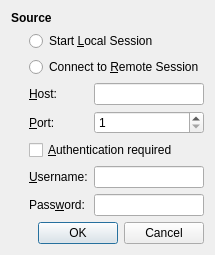
First picture: the form in qt/SessionDialog.ui, repository zyjking/Transmission-modified, before the edit.
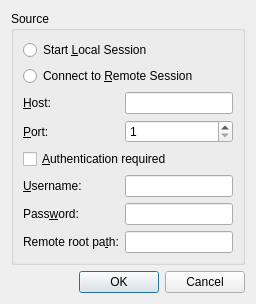
Second picture: the form after the edit.

What changed in the file:
```diff
--- a/qt/SessionDialog.ui
+++ b/qt/SessionDialog.ui
@@ -6,8 +6,8 @@
    <rect>
     <x>0</x>
     <y>0</y>
-    <width>250</width>
-    <height>265</height>
+    <width>248</width>
+    <height>324</height>
    </rect>
   </property>
   <property name="windowTitle">
@@ -18,20 +18,11 @@
     <enum>QLayout::SetFixedSize</enum>
    </property>
    <item>
-    <widget class="QLabel" name="sourceSectionLabel">
-     <property name="styleSheet">
-      <string notr="true">font-weight:bold</string>
-     </property>
-     <property name="text">
+    <widget class="QGroupBox" name="sourceSection">
+     <property name="title">
       <string>Source</string>
      </property>
-    </widget>
-   </item>
-   <item>
     <layout class="QGridLayout" name="sourceSectionLayout" columnstretch="0,1">
-     <property name="leftMargin">
-      <number>18</number>
-     </property>
      <item row="0" column="0" colspan="2">
       <widget class="QRadioButton" name="localSessionRadio">
        <property name="text">
@@ -116,7 +107,21 @@
        </property>
       </widget>
      </item>
-    </layout>
+      <item row="7" column="0">
+       <widget class="QLabel" name="rpcLabel">
+        <property name="text">
+         <string>Remote root pa&amp;th:</string>
+        </property>
+        <property name="buddy">
+         <cstring>rpcEdit</cstring>
+        </property>
+       </widget>
+      </item>
+      <item row="7" column="1">
+       <widget class="QLineEdit" name="rpcEdit"/>
+      </item>
+     </layout>
+    </widget>
    </item>
    <item>
     <widget class="QDialogButtonBox" name="dialogButtons">
```
Left out of the diff: 16 changed lines with no effect on the pictures. Lines whose indentation alone changed are shown as unchanged.
